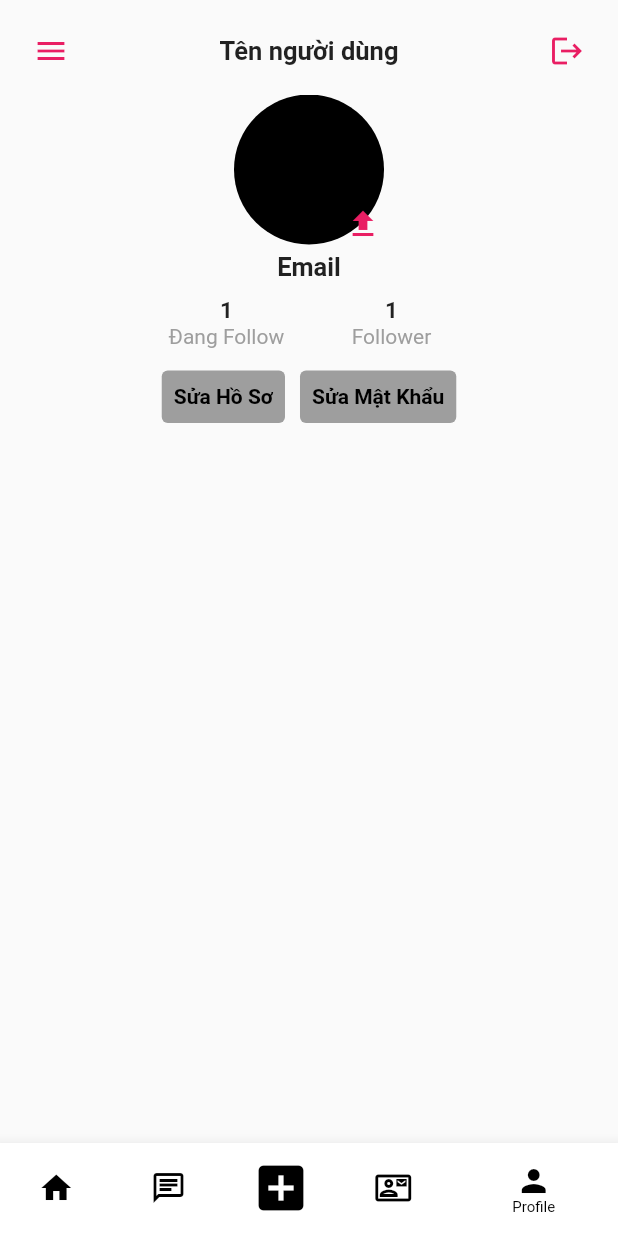
After one commit to Valanh/TikTok_Clone, a Flutter app: the screen it shows after launch, item 5 of the bottom bar chosen, after a tap on the "menu" icon, on a phone screen of 412 x 824 dp. The commit adds this screen. Run offline on Flutter 3.47's test engine with Material 2 defaults, Android fonts, the phone set to English and light mode, and no system bars.

```diff
--- /dev/null
+++ b/lib/homescenes/BoxChatScene.dart
@@ -0,0 +1,15 @@
+import 'package:flutter/material.dart';
+
+class ChatScene extends StatefulWidget {
+  const ChatScene({super.key});
+
+  @override
+  State<ChatScene> createState() => _ChatSceneState();
+}
+
+class _ChatSceneState extends State<ChatScene> {
+  @override
+  Widget build(BuildContext context) {
+    return const Placeholder();
+  }
+}
--- /dev/null
+++ b/lib/homescenes/ChartScene.dart
@@ -0,0 +1,15 @@
+import 'package:flutter/material.dart';
+
+class ChatScene extends StatefulWidget {
+  const ChatScene({super.key});
+
+  @override
+  State<ChatScene> createState() => _ChatSceneState();
+}
+
+class _ChatSceneState extends State<ChatScene> {
+  @override
+  Widget build(BuildContext context) {
+    return const Placeholder();
+  }
+}
--- /dev/null
+++ b/lib/homescenes/HomeScene.dart
@@ -0,0 +1,18 @@
+import 'package:flutter/material.dart';
+
+class HomeScene extends StatefulWidget {
+  const HomeScene({super.key});
+
+  @override
+  State<HomeScene> createState() => _HomeSceneState();
+}
+
+class _HomeSceneState extends State<HomeScene> {
+  @override
+  Widget build(BuildContext context) {
+    return Stack(
+      children: [
+      ],
+    );
+  }
+}
--- /dev/null
+++ b/lib/homescenes/MailBoxScene.dart
@@ -0,0 +1,15 @@
+import 'package:flutter/material.dart';
+
+class MailBoxScene extends StatefulWidget {
+  const MailBoxScene({super.key});
+
+  @override
+  State<MailBoxScene> createState() => _MailBoxSceneState();
+}
+
+class _MailBoxSceneState extends State<MailBoxScene> {
+  @override
+  Widget build(BuildContext context) {
+    return const Placeholder();
+  }
+}
--- /dev/null
+++ b/lib/homescenes/ProfileScene.dart
@@ -0,0 +1,177 @@
+import 'package:flutter/material.dart';
+
+class ProFileScene extends StatefulWidget {
+  const ProFileScene({super.key});
+
+  @override
+  State<ProFileScene> createState() => _ProFileSceneState();
+}
+
+class _ProFileSceneState extends State<ProFileScene> {
+  @override
+  Widget build(BuildContext context) {
+    return Column(
+      children: [
+        Container(
+          alignment: Alignment.topCenter,
+          margin: EdgeInsets.only(top: 5, bottom: 10),
+          child: Column(
+            children: [
+              //thanh menu
+              Container(
+                margin: EdgeInsets.only(left: 10, right: 10, top: 5, bottom: 5),
+                child: Row(
+                  mainAxisAlignment: MainAxisAlignment.spaceBetween,
+                  children: [
+                    IconButton(
+                        onPressed: () {},
+                        icon: Icon(
+                          Icons.menu,
+                          color: Colors.pink,
+                        )),
+                    //Tên người dùng
+                    Text(
+                      "Tên người dùng",
+                      style:
+                          TextStyle(fontWeight: FontWeight.bold, fontSize: 17),
+                    ),
+                    IconButton(
+                        onPressed: () {},
+                        icon: Icon(
+                          Icons.logout,
+                          color: Colors.pink,
+                        )),
+                  ],
+                ),
+              ),
+              // Hình ảnh hồ sơ
+              Container(
+                alignment: Alignment.center,
+                child: Stack(
+                  children: [
+                    SizedBox(
+                      height: 100,
+                      width: 100,
+                      child: CircleAvatar(
+                        backgroundColor: Colors.black,
+                      ),
+                    ),
+                    Positioned(
+                        bottom: -10,
+                        right: -10,
+                        child: IconButton(
+                            onPressed: () {},
+                            icon: Icon(
+                              Icons.upload,
+                              color: Colors.pink,
+                            )))
+                  ],
+                ),
+              ),
+              SizedBox(
+                height: 5,
+              ),
+              //thông tin Email
+              Text(
+                "Email",
+                style: TextStyle(fontWeight: FontWeight.bold, fontSize: 17),
+              ),
+              //follow
+              Container(
+                margin: EdgeInsets.all(10),
+                alignment: Alignment.center,
+                child: Row(
+                  mainAxisAlignment: MainAxisAlignment.center,
+                  children: [
+                    //đang follow
+                    Container(
+                      alignment: Alignment.center,
+                      width: 100,
+                      child: Column(
+                        children: [
+                          Text(
+                            "1",
+                            style: TextStyle(
+                                fontWeight: FontWeight.bold, fontSize: 15),
+                          ), //số lượng
+                          Text(
+                            "Đang Follow",
+                            style: TextStyle(color: Colors.grey),
+                          )
+                        ],
+                      ),
+                    ),
+                    SizedBox(
+                      width: 10,
+                    ),
+                    //Follower
+                    Container(
+                      alignment: Alignment.center,
+                      width: 100,
+                      child: Column(
+                        children: [
+                          Text(
+                            "1",
+                            style: TextStyle(
+                                fontWeight: FontWeight.bold, fontSize: 15),
+                          ), //số lượng
+                          Text(
+                            "Follower",
+                            style: TextStyle(color: Colors.grey),
+                          )
+                        ],
+                      ),
+                    ),
+                  ],
+                ),
+              ),
+              //bottom edit
+              Container(
+                margin: EdgeInsets.all(5),
+                child: Row(
+                  mainAxisAlignment: MainAxisAlignment.center,
+                  children: [
+                    //Sửa hồ sơ
+                    Container(
+                      height: 35,
+                      child: TextButton(
+                          onPressed: () {},
+                          style: ButtonStyle(
+                              backgroundColor: MaterialStateProperty.all<Color>(
+                                  Colors.grey)),
+                          child: Text(
+                            "Sửa Hồ Sơ",
+                            style: TextStyle(
+                                fontWeight: FontWeight.bold,
+                                color: Colors.black),
+                          )),
+                    ),
+                    SizedBox(width: 10,),
+                    //Sửa hồ sơ
+                    Container(
+                      height: 35,
+                      child: TextButton(
+                          onPressed: () {},
+                          style: ButtonStyle(
+                              backgroundColor: MaterialStateProperty.all<Color>(
+                                  Colors.grey)),
+                          child: Text(
+                            "Sửa Mật Khẩu",
+                            style: TextStyle(
+                                fontWeight: FontWeight.bold,
+                                color: Colors.black),
+                          )),
+                    ),
+                  ],
+                ),
+              ),
+              //Tab view
+              Container(
+              )
+            ],
+          ),
+        )
+      ],
+    );
+  }
+}
--- a/lib/main.dart
+++ b/lib/main.dart
@@ -1,4 +1,5 @@
 import 'package:flutter/material.dart';
+import 'package:tiktokclone/scenes/MainSceene.dart';
 import 'scenes/LoginScene.dart';
 
 void main() {
@@ -13,7 +14,7 @@ class MyApp extends StatelessWidget {
     return MaterialApp(
       title: "tiktok clone",
       debugShowCheckedModeBanner: false,
-      home:  LoginScene(),
+      home:  MainSceene(),
     );
   }
 }
--- a/lib/scenes/ChartScene.dart
+++ /dev/null
@@ -1,17 +0,0 @@
-import 'package:flutter/material.dart';
-import 'package:flutter/cupertino.dart';
-import 'MainSceene.dart';
-
-class ChartScene extends StatefulWidget {
-  const ChartScene({super.key});
-
-  @override
-  State<ChartScene> createState() => _ChartSceneState();
-}
-
-class _ChartSceneState extends State<ChartScene> {
-  @override
-  Widget build(BuildContext context) {
-    return const Placeholder();
-  }
-}
--- a/lib/scenes/MainSceene.dart
+++ b/lib/scenes/MainSceene.dart
@@ -2,6 +2,13 @@ import 'package:flutter/cupertino.dart';
 import 'package:flutter/foundation.dart';
 import 'package:flutter/material.dart';
 import 'LoginScene.dart';
+
+import '../homescenes/ChartScene.dart';
+import '../homescenes/HomeScene.dart';
+import '../homescenes/MailBoxScene.dart';
+import '../homescenes/ProfileScene.dart';
+
+
 
 class MainSceene extends StatefulWidget {
   const MainSceene({super.key});
@@ -15,16 +22,24 @@ class _MainSceneState extends State<MainSceene> {
   Color _colorVS = Colors.white,
       _colorUNVS = Colors.white,
       _colorBG = Colors.black;
+  int _scenSelectSC = 0;
+  final List<Widget> _page = [
+    HomeScene(),
+    ChatScene(),
+    MailBoxScene(),
+    ProFileScene()
+  ];
 
   @override
   Widget build(BuildContext context) {
     return Scaffold(
-      body: Container(), //bottomNav
+      body: _page[_scenSelectSC], //bottomNav
       bottomNavigationBar: BottomNavigationBar(
         unselectedFontSize: 10,
         selectedFontSize: 10,
         selectedItemColor: _colorVS,
         unselectedItemColor: _colorUNVS,
+        //item tab
         items: [
           //nút home
           BottomNavigationBarItem(
@@ -54,6 +69,7 @@ class _MainSceneState extends State<MainSceene> {
               backgroundColor: _colorBG)
         ],
         currentIndex: _current,
+        //sự kiện click
         onTap: (value) {
           setState(() {
             _current = value;
@@ -66,10 +82,12 @@ class _MainSceneState extends State<MainSceene> {
               _colorUNVS = Colors.black;
               _colorBG = Colors.white;
             }
-            if (value == 2) {
-              //oppen cammera
-              Navigator.push(context,
-              CupertinoPageRoute(builder: (context)=> LoginScene()));
+            if(value >= 3){
+              _scenSelectSC = value - 1;
+            }else if (value <= 1) {
+              _scenSelectSC = value;
+            }else{
+              //open camera
             }
           });
         },
--- a/pubspec.yaml
+++ b/pubspec.yaml
@@ -35,6 +35,8 @@ dependencies:
   # The following adds the Cupertino Icons font to your application.
   # Use with the CupertinoIcons class for iOS style icons.
   cupertino_icons: ^1.0.2
+  firebase_core: ^2.17.0
+  foundation: ^0.0.5
 
 dev_dependencies:
   flutter_test:
```
Also changed, not shown: lib/homescenes/tabviewhomescenes/FollowTab.dart (added), lib/homescenes/tabviewhomescenes/ForyouTab.dart (added), lib/homescenes/tabviewhomescenes/InfoTab.dart (added), lib/homescenes/tabviewhomescenes/VideoInfotab.dart (added), lib/model/Chart_mess.dart (added), lib/model/Comments.dart (added), lib/model/User_acount.dart (added), lib/model/Videos.dart (added), pubspec.lock, 3 other files.
